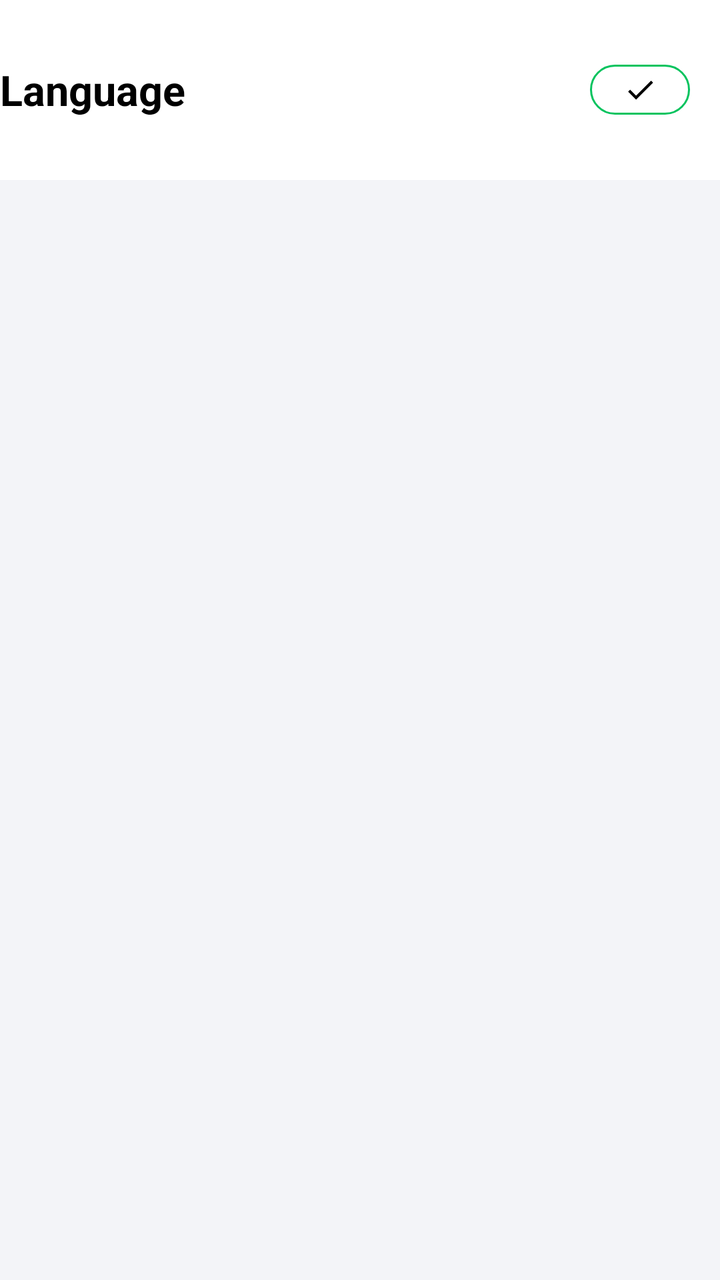
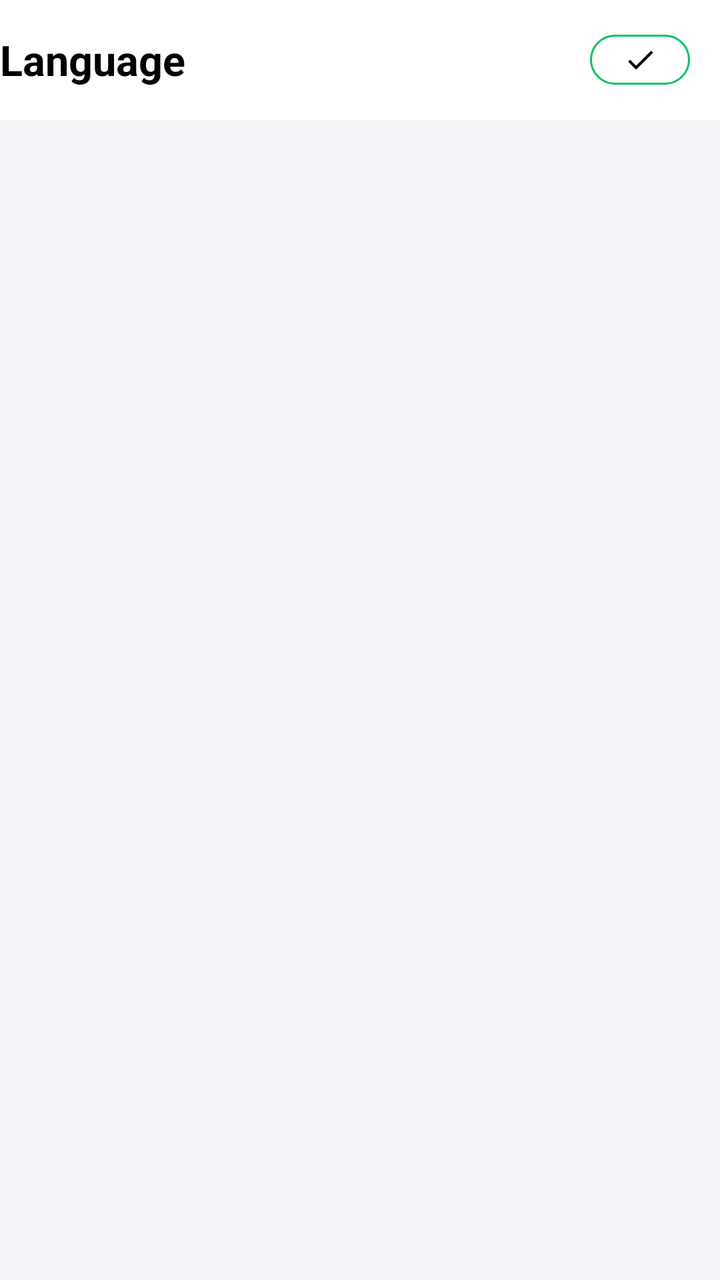

The first picture is an Android layout as it rendered before a commit; the second is the same layout after the commit. The layout source and the unified diff follow.
<!-- AndroidManifest.xml: application theme Theme.DmilF -->
<!-- res/layout/activity_language.xml -->
<?xml version="1.0" encoding="utf-8"?>
<RelativeLayout xmlns:android="http://schemas.android.com/apk/res/android"
    xmlns:app="http://schemas.android.com/apk/res-auto"
    xmlns:tools="http://schemas.android.com/tools"
    android:id="@+id/main"
    android:layout_width="match_parent"
    android:layout_height="match_parent"
    android:background="#ffffff"

    >


    <RelativeLayout
        android:id="@+id/rel_top"
        android:layout_width="match_parent"
        android:layout_height="90dp">

        <ImageView
            android:id="@+id/img_back"
            android:layout_width="35dp"
            android:layout_height="35dp"
            android:layout_alignParentStart="true"
            android:layout_centerVertical="true"
            android:layout_margin="5dp"
            android:foreground="@drawable/ripple_effect"
            android:gravity="center"
            android:maxLines="1"
            android:padding="5dp"
            android:visibility="gone"
            android:src="@drawable/ic_back_arrow" />



        <TextView
            android:id="@+id/txt_title"
            android:layout_width="match_parent"
            android:layout_height="wrap_content"
            android:gravity="center|start"
            android:layout_centerVertical="true"
            android:layout_toEndOf="@+id/img_back"
            android:layout_toStartOf="@+id/img_done"
            android:text="Language"
            android:textStyle="bold"
            android:textColor="@color/black"
            android:textSize="21sp"
            >

        </TextView>


        <ImageView
            android:id="@+id/img_done"
            android:layout_width="50dp"
            android:layout_height="25dp"
            android:layout_alignParentEnd="true"
            android:layout_centerVertical="true"
            android:padding="4dp"
            android:layout_marginEnd="15dp"
            android:src="@drawable/ic_done_24"
            android:foreground="@drawable/ripple_effect_rect"
            android:background="@drawable/bg_lang_done">

        </ImageView>


    </RelativeLayout>

    <FrameLayout
        android:layout_above="@+id/constrain_adview"
        android:layout_width="match_parent"
        android:layout_height="match_parent"
        android:background="#F3F4F8"
        android:layout_below="@+id/rel_top">

        <androidx.recyclerview.widget.RecyclerView
            android:id="@+id/rev_langauge"
            android:layout_width="match_parent"
            android:layout_height="match_parent"
            android:clipToPadding="false"
            android:paddingTop="10dp"
            android:paddingBottom="40dp">

        </androidx.recyclerview.widget.RecyclerView>

        <View
            android:id="@+id/layout_ad_layer"
            android:layout_width="match_parent"
            android:layout_height="60dp"
            android:visibility="gone"
            android:layout_gravity="bottom"
            android:background="@drawable/bg_black_tansparent" />

    </FrameLayout>
    <androidx.constraintlayout.widget.ConstraintLayout
        android:id="@+id/constrain_adview"
        android:layout_width="match_parent"
        android:layout_height="wrap_content"
        android:background="#E1E7ED"
        android:layout_alignParentBottom="true"
        app:layout_constraintBottom_toBottomOf="parent">

        <RelativeLayout
            android:id="@+id/rel_small_native_banner"
            android:layout_width="match_parent"
            android:layout_height="130dp"
            android:visibility="gone"
            app:layout_constraintBottom_toBottomOf="parent"
            app:layout_constraintEnd_toEndOf="parent"
            app:layout_constraintStart_toStartOf="parent"
            app:layout_constraintTop_toTopOf="parent">

            <TextView
                android:id="@+id/txt_ads_view"
                android:layout_width="wrap_content"
                android:layout_height="wrap_content"
                android:layout_centerInParent="true"
                android:gravity="center"
                android:text="Advertisement Space"
                android:textColor="@color/black"
                android:textSize="14sp"
                android:visibility="gone" />

            <FrameLayout
                android:id="@+id/frm_small_n_banner"
                android:layout_width="match_parent"
                android:layout_height="wrap_content" />

        </RelativeLayout>

        <RelativeLayout
            android:id="@+id/rel_native_big"
            android:layout_width="match_parent"
            android:layout_height="wrap_content"
            android:visibility="gone"
            app:layout_constraintBottom_toBottomOf="parent"
            app:layout_constraintEnd_toEndOf="parent"
            app:layout_constraintStart_toStartOf="parent">

            <FrameLayout
                android:id="@+id/frame_text_space"
                android:layout_width="match_parent"
                android:layout_height="wrap_content">

                <Space
                    android:id="@+id/space_view"
                    android:layout_width="match_parent"
                    android:layout_height="wrap_content"
                    android:layout_marginTop="60dp"
                    android:layout_marginBottom="60dp" />

                <TextView
                    android:id="@+id/txt_big_view"
                    android:layout_width="match_parent"
                    android:layout_height="wrap_content"
                    android:layout_gravity="center"
                    android:gravity="center"
                    android:text="Advertisement Space"
                    android:textColor="@color/black"
                    android:textSize="14sp"
                    android:visibility="gone" />

            </FrameLayout>

            <FrameLayout
                android:id="@+id/fram_big_native"
                android:layout_width="match_parent"
                android:layout_height="wrap_content" />

        </RelativeLayout>

    </androidx.constraintlayout.widget.ConstraintLayout>
</RelativeLayout>
<!-- resources referenced by this layout -->
<resources>
  <color name="black">#FF000000</color>
  <!-- drawable bg_black_tansparent (drawable) -->
  <?xml version="1.0" encoding="utf-8"?>
  <shape xmlns:android="http://schemas.android.com/apk/res/android" >
      <size android:height="10dp"/>
      <gradient android:startColor="#05000000" android:endColor="#5C000000" android:type="linear" android:angle="270"/>
  </shape>
  <!-- drawable bg_lang_done (drawable) -->
  <?xml version="1.0" encoding="utf-8"?>
  <shape xmlns:android="http://schemas.android.com/apk/res/android" xmlns:app="http://schemas.android.com/apk/res-auto" xmlns:aapt="http://schemas.android.com/aapt" android:shape="rectangle">
      <corners android:radius="20dp"/>
      <stroke android:color="#06C35E" android:width="1dp" ></stroke>
  </shape>
  <!-- drawable ic_back_arrow (drawable) -->
  <vector xmlns:android="http://schemas.android.com/apk/res/android"
      android:width="41dp"
      android:height="40dp"
      android:autoMirrored="true"
      android:viewportWidth="41"
      android:viewportHeight="40">
    <path
        android:pathData="M25.985,7.5L14.378,20L25.985,32.5"
        android:strokeLineJoin="round"
        android:strokeWidth="4"
        android:fillColor="#00000000"
        android:strokeColor="#000000"
        android:strokeLineCap="round"/>
  </vector>
  <!-- drawable ic_done_24 (drawable) -->
  <vector xmlns:android="http://schemas.android.com/apk/res/android"
      android:width="24dp"
      android:height="24dp"
      android:tint="@color/black"
      android:viewportWidth="24"
      android:viewportHeight="24">
  
      <path
          android:fillColor="@color/black"
          android:pathData="M9,16.2L4.8,12l-1.4,1.4L9,19 21,7l-1.4,-1.4L9,16.2z" />
  
  </vector>
  <!-- drawable ripple_effect (drawable) -->
  <?xml version="1.0" encoding="utf-8"?>
  <ripple
      xmlns:android="http://schemas.android.com/apk/res/android"
      android:color="#A5A2A2"> 
  
  
  
  
  
      
      <item  android:state_pressed="true" android:id="@android:id/mask">
          <shape android:shape="rectangle">
              <solid android:color="?android:colorAccent" />
              <corners android:radius="5dp"/>
          </shape>
      </item>
  </ripple>
  <!-- drawable ripple_effect_rect (drawable) -->
  <?xml version="1.0" encoding="utf-8"?>
  <selector xmlns:android="http://schemas.android.com/apk/res/android">
      <item android:state_pressed="true">
          <shape android:shape="rectangle">
              <solid android:color="#80A5A2A2" /> //alfa less this color
              <corners android:radius="15dp" />
          </shape>
      </item>
      <item android:drawable="@android:color/transparent"/>
  </selector>
  
  
  
  
  
  
  
  
  
  
  
  
  
  
  
  
  
  <style name="Theme.DmilF" parent="Base.Theme.DmilF" />
  <style name="Base.Theme.DmilF" parent="Theme.Material3.DayNight.NoActionBar">
          
          <item name="colorPrimary">@color/dWhite</item> --&gt;
      </style>
  <color name="dWhite">#85A8BF</color>
</resources>

<!-- the commit's change to res/layout/activity_language.xml (unified diff, before → after) -->
@@ -13,7 +13,7 @@
     <RelativeLayout
         android:id="@+id/rel_top"
         android:layout_width="match_parent"
-        android:layout_height="90dp">
+        android:layout_height="60dp">
 
         <ImageView
             android:id="@+id/img_back"
@@ -39,7 +39,7 @@
             android:layout_centerVertical="true"
             android:layout_toEndOf="@+id/img_back"
             android:layout_toStartOf="@+id/img_done"
-            android:text="Language"
+            android:text="@string/language"
             android:textStyle="bold"
             android:textColor="@color/black"
             android:textSize="21sp"
<!-- resource entries referenced after the edit -->
@@ -87,6 +87,7 @@
   
   
   
+  <string name="language">Language</string>
   <style name="Theme.DmilF" parent="Base.Theme.DmilF" />
   <style name="Base.Theme.DmilF" parent="Theme.Material3.DayNight.NoActionBar">
           
